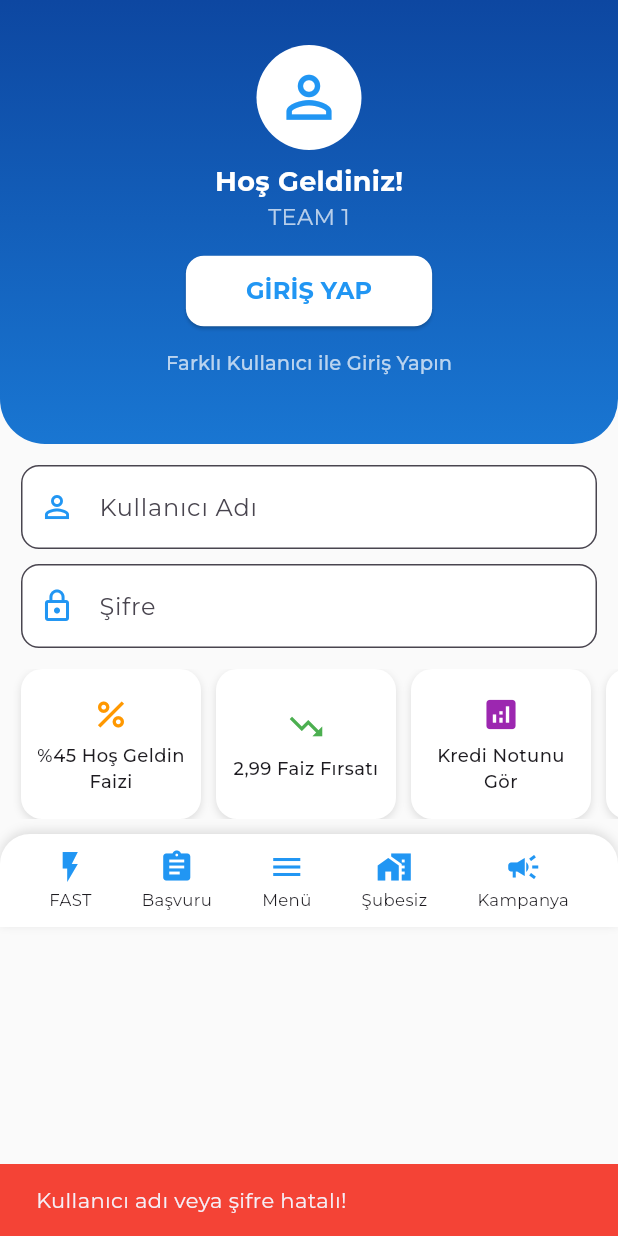
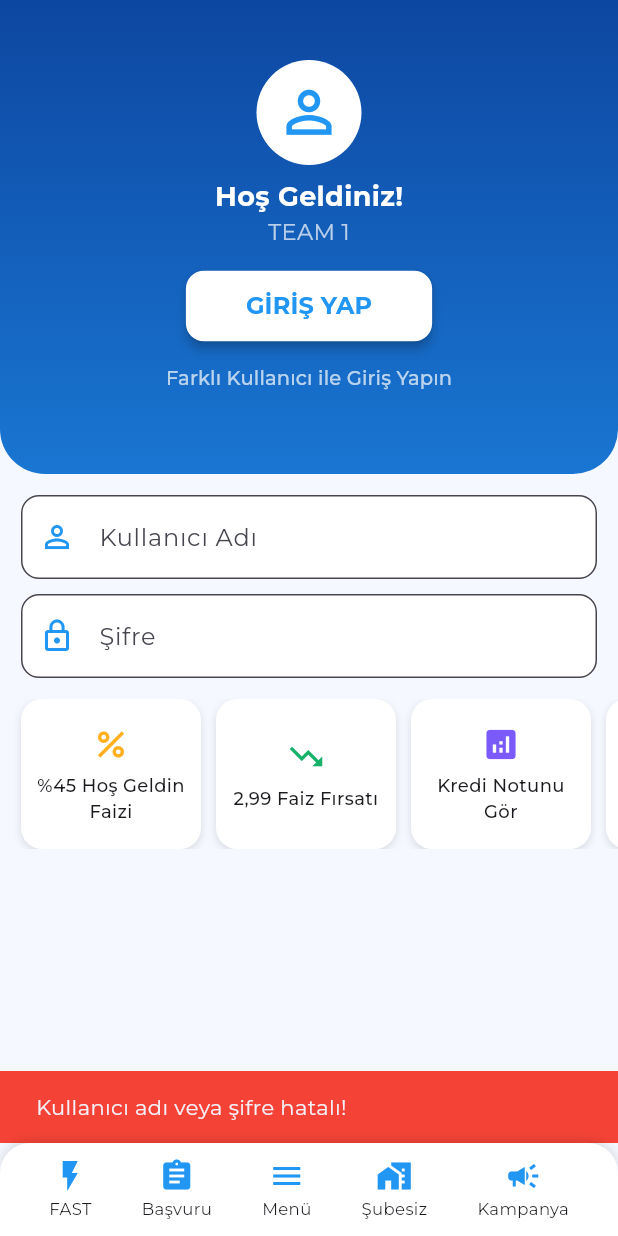
Before and after one commit to saidoztrk/interBank, a Flutter app: the screen it shows after launch, after a tap on "GİRİŞ YAP", on a phone screen of 412 x 824 dp. Run offline on Flutter 3.47's test engine with Material 3 defaults, Android fonts, the phone set to English and light mode, and no system bars; project files that could hold a hidden picture were left out.

Commit message:
Login UI: header+layout fix

```diff
--- a/lib/screens/login_screen.dart
+++ b/lib/screens/login_screen.dart
@@ -1,4 +1,5 @@
 import 'package:flutter/material.dart';
+import 'package:flutter/services.dart';
 import 'home_screen.dart';
 
 class BankStyleLoginScreen extends StatefulWidget {
@@ -13,8 +14,8 @@ class _BankStyleLoginScreenState extends State<BankStyleLoginScreen> {
   final TextEditingController _passwordController = TextEditingController();
 
   void _login() {
-    String username = _usernameController.text.trim();
-    String password = _passwordController.text.trim();
+    final username = _usernameController.text.trim();
+    final password = _passwordController.text.trim();
 
     if (username == "intertech" && password == "123456") {
       Navigator.pushReplacement(
@@ -33,16 +34,25 @@ class _BankStyleLoginScreenState extends State<BankStyleLoginScreen> {
 
   @override
   Widget build(BuildContext context) {
-    return Scaffold(
-      body: SingleChildScrollView(
-        // Kaydırılabilir yapıldı
-        child: Column(
+    // Status bar’ı üst maviliğe uydur
+    return AnnotatedRegion<SystemUiOverlayStyle>(
+      value: const SystemUiOverlayStyle(
+        statusBarColor: Color(0xFF0D47A1),
+        statusBarIconBrightness: Brightness.light,
+      ),
+      child: Scaffold(
+        backgroundColor: const Color(0xFFF5F9FF),
+        resizeToAvoidBottomInset: true, // klavye açılınca içerik sıkışsın
+
+        // ✅ ALT BAR ARTIK BURADA SABİT
+        bottomNavigationBar: const _BottomBar(),
+
+        body: Column(
           children: [
-            // ÜST MAVİ ALAN
+            // ÜST MAVİ ALAN (status bar ile birleşik görünür)
             Container(
               width: double.infinity,
-              padding:
-                  const EdgeInsets.symmetric(vertical: 30), // biraz küçültüldü
+              padding: const EdgeInsets.symmetric(vertical: 40),
               decoration: const BoxDecoration(
                 gradient: LinearGradient(
                   colors: [Color(0xFF0D47A1), Color(0xFF1976D2)],
@@ -56,66 +66,56 @@ class _BankStyleLoginScreenState extends State<BankStyleLoginScreen> {
               child: Column(
                 children: [
                   const CircleAvatar(
-                    radius: 35, // küçültüldü
+                    radius: 35,
                     backgroundColor: Colors.white,
-                    child: Icon(Icons.person_outline,
-                        size: 45, color: Colors.blue),
+                    child: Icon(Icons.person_outline, size: 45, color: Colors.blue),
                   ),
                   const SizedBox(height: 8),
                   const Text(
                     "Hoş Geldiniz!",
-                    style: TextStyle(
-                        color: Colors.white,
-                        fontSize: 18, // küçültüldü
-                        fontWeight: FontWeight.bold),
+                    style: TextStyle(color: Colors.white, fontSize: 18, fontWeight: FontWeight.bold),
                   ),
-                  const Text(
-                    "TEAM 1", // değiştirildi
-                    style: TextStyle(color: Colors.white70, fontSize: 15),
-                  ),
+                  const Text("TEAM 1", style: TextStyle(color: Colors.white70, fontSize: 15)),
                   const SizedBox(height: 15),
                   ElevatedButton(
                     onPressed: _login,
                     style: ElevatedButton.styleFrom(
                       backgroundColor: Colors.white,
                       foregroundColor: Colors.blue,
-                      padding: const EdgeInsets.symmetric(
-                          vertical: 12, horizontal: 40), // küçültüldü
-                      shape: RoundedRectangleBorder(
-                          borderRadius: BorderRadius.circular(12)),
+                      padding: const EdgeInsets.symmetric(vertical: 12, horizontal: 40),
+                      shape: RoundedRectangleBorder(borderRadius: BorderRadius.circular(12)),
+                      elevation: 3,
                     ),
-                    child: const Text(
-                      "GİRİŞ YAP",
-                      style:
-                          TextStyle(fontSize: 16, fontWeight: FontWeight.bold),
-                    ),
+                    child: const Text("GİRİŞ YAP", style: TextStyle(fontSize: 16, fontWeight: FontWeight.bold)),
                   ),
                   TextButton(
                     onPressed: () {},
-                    child: const Text(
-                      "Farklı Kullanıcı ile Giriş Yapın",
-                      style: TextStyle(color: Colors.white70, fontSize: 13),
-                    ),
+                    child: const Text("Farklı Kullanıcı ile Giriş Yapın",
+                        style: TextStyle(color: Colors.white70, fontSize: 13)),
                   ),
                 ],
               ),
             ),
 
+            // ✅ ORTA İÇERİK — sadece burası kayar
+            Expanded(
+              child: SingleChildScrollView(
+                padding: const EdgeInsets.only(bottom: 12),
+                child: Column(
+                  children: [
                     // KULLANICI ADI & ŞİFRE ALANI
                     Padding(
-              padding: const EdgeInsets.all(14.0), // küçültüldü
+                      padding: const EdgeInsets.all(14.0),
                       child: Column(
                         children: [
                           TextField(
                             controller: _usernameController,
                             decoration: InputDecoration(
                               labelText: "Kullanıcı Adı",
-                      prefixIcon:
-                          const Icon(Icons.person_outline, color: Colors.blue),
+                              prefixIcon: const Icon(Icons.person_outline, color: Colors.blue),
                               filled: true,
                               fillColor: Colors.white,
-                      border: OutlineInputBorder(
-                          borderRadius: BorderRadius.circular(12)),
+                              border: OutlineInputBorder(borderRadius: BorderRadius.circular(12)),
                             ),
                           ),
                           const SizedBox(height: 10),
@@ -124,12 +124,10 @@ class _BankStyleLoginScreenState extends State<BankStyleLoginScreen> {
                             obscureText: true,
                             decoration: InputDecoration(
                               labelText: "Şifre",
-                      prefixIcon:
-                          const Icon(Icons.lock_outline, color: Colors.blue),
+                              prefixIcon: const Icon(Icons.lock_outline, color: Colors.blue),
                               filled: true,
                               fillColor: Colors.white,
-                      border: OutlineInputBorder(
-                          borderRadius: BorderRadius.circular(12)),
+                              border: OutlineInputBorder(borderRadius: BorderRadius.circular(12)),
                             ),
                           ),
                         ],
@@ -138,47 +136,21 @@ class _BankStyleLoginScreenState extends State<BankStyleLoginScreen> {
 
                     // KAMPANYA KARTLARI
                     SizedBox(
-              height: 100, // küçültüldü
+                      height: 100,
                       child: ListView(
                         scrollDirection: Axis.horizontal,
                         padding: const EdgeInsets.symmetric(horizontal: 14),
-                children: [
-                  _buildCampaignCard(
-                      "%45 Hoş Geldin Faizi", Icons.percent, Colors.orange),
-                  _buildCampaignCard(
-                      "2,99 Faiz Fırsatı", Icons.trending_down, Colors.green),
-                  _buildCampaignCard(
-                      "Kredi Notunu Gör", Icons.analytics, Colors.purple),
-                  _buildCampaignCard(
-                      "Güvence Yanınızda", Icons.verified, Colors.blue),
+                        children: const [
+                          _CampaignCard(title: "%45 Hoş Geldin Faizi", icon: Icons.percent, color: Color(0xFFFFB020)),
+                          _CampaignCard(title: "2,99 Faiz Fırsatı", icon: Icons.trending_down, color: Color(0xFF17B26A)),
+                          _CampaignCard(title: "Kredi Notunu Gör", icon: Icons.analytics, color: Color(0xFF7A5AF8)),
+                          _CampaignCard(title: "Güvence Yanınızda", icon: Icons.verified, color: Color(0xFF2D7DFF)),
                         ],
                       ),
                     ),
-
-            const SizedBox(height: 10), // boşluk eklendi
-
-            // ALT MENÜ
-            Container(
-              padding: const EdgeInsets.symmetric(vertical: 10, horizontal: 16),
-              decoration: const BoxDecoration(
-                color: Colors.white,
-                borderRadius: BorderRadius.vertical(top: Radius.circular(20)),
-                boxShadow: [
-                  BoxShadow(
-                      color: Colors.black12,
-                      blurRadius: 5,
-                      offset: Offset(0, -2))
+                    const SizedBox(height: 10),
                   ],
                 ),
-              child: Row(
-                mainAxisAlignment: MainAxisAlignment.spaceAround,
-                children: const [
-                  _BottomMenuItem(icon: Icons.flash_on, label: "FAST"),
-                  _BottomMenuItem(icon: Icons.assignment, label: "Başvuru"),
-                  _BottomMenuItem(icon: Icons.menu, label: "Menü"),
-                  _BottomMenuItem(icon: Icons.home_work, label: "Şubesiz"),
-                  _BottomMenuItem(icon: Icons.campaign, label: "Kampanya"),
-                ],
               ),
             ),
           ],
@@ -186,29 +158,59 @@ class _BankStyleLoginScreenState extends State<BankStyleLoginScreen> {
       ),
     );
   }
+}
 
-  static Widget _buildCampaignCard(String title, IconData icon, Color color) {
+// ---- Bileşenler ----
+
+class _CampaignCard extends StatelessWidget {
+  final String title;
+  final IconData icon;
+  final Color color;
+  const _CampaignCard({required this.title, required this.icon, required this.color});
+
+  @override
+  Widget build(BuildContext context) {
     return Container(
-      width: 120, // küçültüldü
+      width: 120,
       margin: const EdgeInsets.only(right: 10),
       padding: const EdgeInsets.all(10),
       decoration: BoxDecoration(
         color: Colors.white,
         borderRadius: BorderRadius.circular(14),
-        boxShadow: [
-          BoxShadow(color: Colors.black12, blurRadius: 4, offset: Offset(0, 2)),
-        ],
+        boxShadow: const [BoxShadow(color: Colors.black12, blurRadius: 4, offset: Offset(0, 2))],
       ),
       child: Column(
         mainAxisAlignment: MainAxisAlignment.center,
         children: [
           Icon(icon, color: color, size: 26),
           const SizedBox(height: 6),
-          Text(
-            title,
-            textAlign: TextAlign.center,
-            style: const TextStyle(fontSize: 12, fontWeight: FontWeight.w500),
+          Text(title, textAlign: TextAlign.center,
+              style: const TextStyle(fontSize: 12, fontWeight: FontWeight.w500)),
+        ],
       ),
+    );
+  }
+}
+
+class _BottomBar extends StatelessWidget {
+  const _BottomBar({super.key});
+  @override
+  Widget build(BuildContext context) {
+    return Container(
+      padding: const EdgeInsets.symmetric(vertical: 10, horizontal: 16),
+      decoration: const BoxDecoration(
+        color: Colors.white,
+        borderRadius: BorderRadius.vertical(top: Radius.circular(20)),
+        boxShadow: [BoxShadow(color: Colors.black12, blurRadius: 5, offset: Offset(0, -2))],
+      ),
+      child: const Row(
+        mainAxisAlignment: MainAxisAlignment.spaceAround,
+        children: [
+          _BottomMenuItem(icon: Icons.flash_on, label: "FAST"),
+          _BottomMenuItem(icon: Icons.assignment, label: "Başvuru"),
+          _BottomMenuItem(icon: Icons.menu, label: "Menü"),
+          _BottomMenuItem(icon: Icons.home_work, label: "Şubesiz"),
+          _BottomMenuItem(icon: Icons.campaign, label: "Kampanya"),
         ],
       ),
     );
@@ -219,7 +221,6 @@ class _BottomMenuItem extends StatelessWidget {
   final IconData icon;
   final String label;
   const _BottomMenuItem({required this.icon, required this.label});
-
   @override
   Widget build(BuildContext context) {
     return Column(
```
Lines whose indentation alone changed are shown as unchanged.
